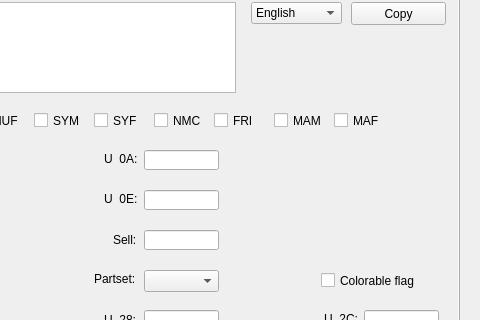
Above: mainwindow.ui from eterniti/xv2costcreat before the change; both pictures show x 181 to 661 and y 242 to 562 of the 661 by 660 pixel window. Below: the same form after it.
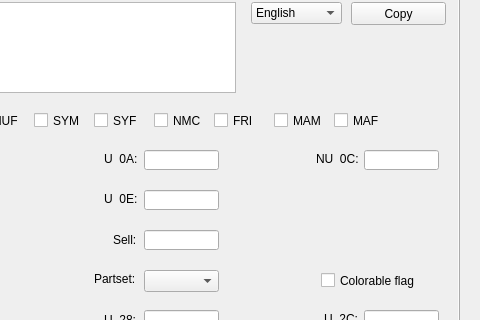
That is the form after the change. The open tabs and pages were chosen to show the change.

```diff
--- a/mainwindow.ui
+++ b/mainwindow.ui
@@ -1843,6 +1843,29 @@
        </rect>
       </property>
      </widget>
+     <widget class="QLineEdit" name="idbNU0CEdit">
+      <property name="geometry">
+       <rect>
+        <x>523</x>
+        <y>298</y>
+        <width>75</width>
+        <height>20</height>
+       </rect>
+      </property>
+     </widget>
+     <widget class="QLabel" name="label_24">
+      <property name="geometry">
+       <rect>
+        <x>475</x>
+        <y>300</y>
+        <width>47</width>
+        <height>13</height>
+       </rect>
+      </property>
+      <property name="text">
+       <string>NU_0C:</string>
+      </property>
+     </widget>
     </widget>
    </widget>
   </widget>
```
